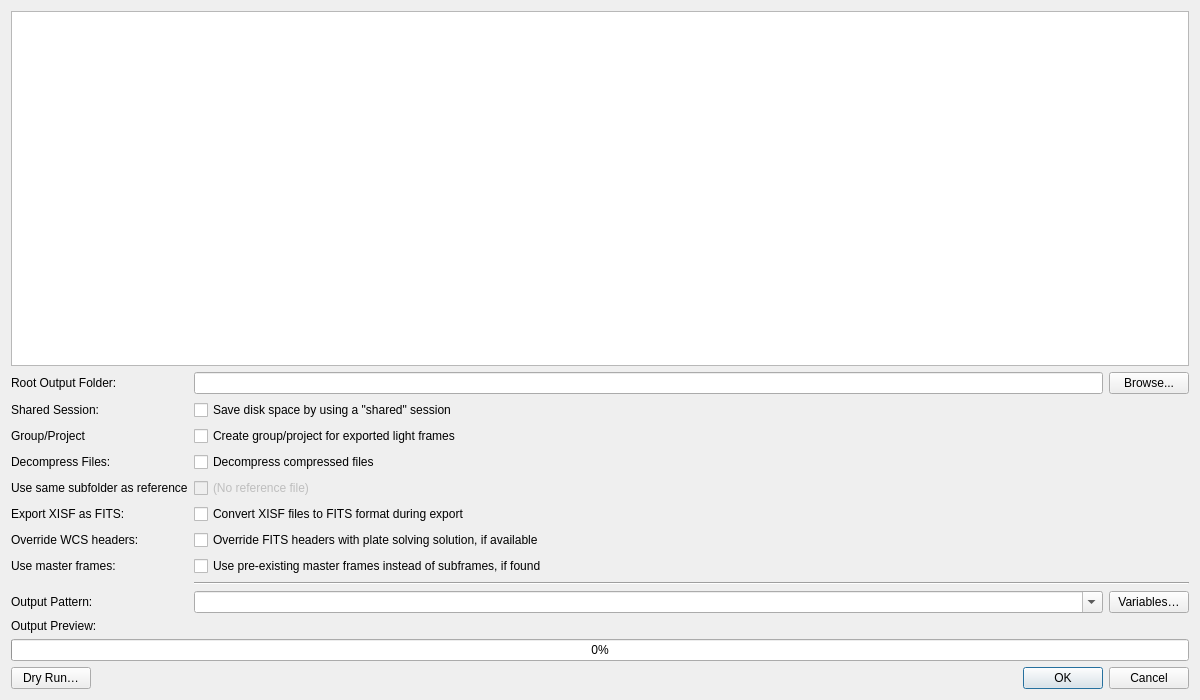
Above: photonfinder/ui/ExportDialog.ui from bcolyn/PhotonFinder before the change. Below: the same form after it.
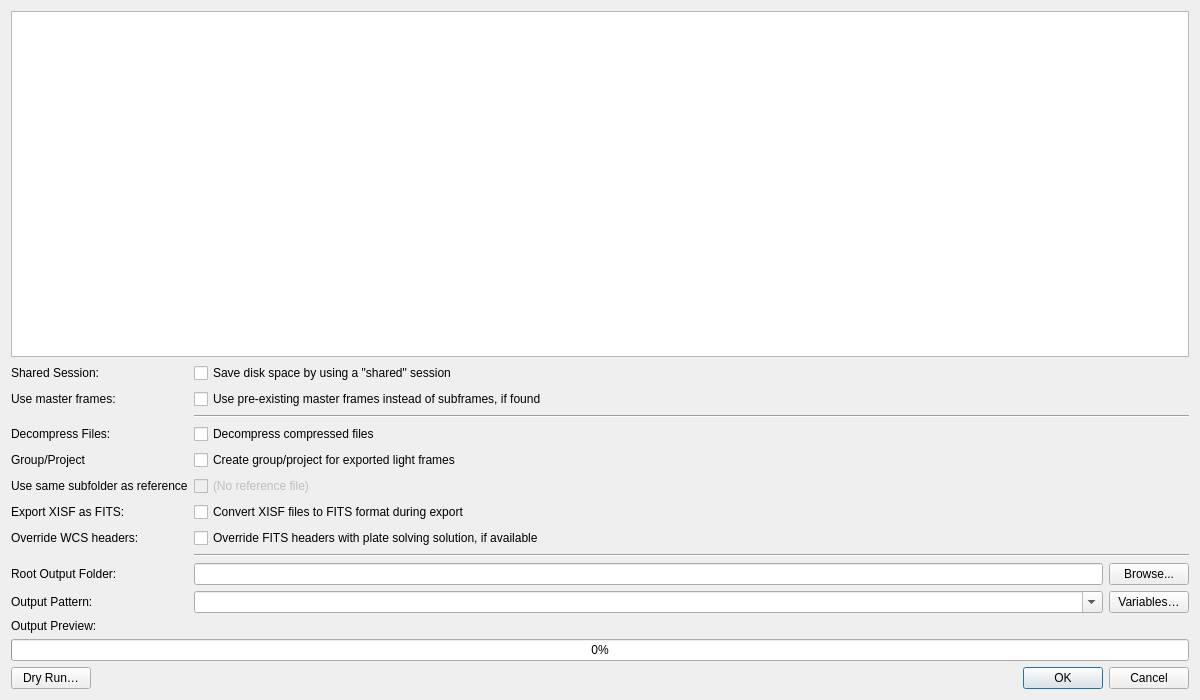
That is the form after the change.

Commit message: Fix calibration frame export logic and improve export dialog layout

```diff
--- a/photonfinder/ui/ExportDialog.ui
+++ b/photonfinder/ui/ExportDialog.ui
@@ -29,27 +29,6 @@
    </item>
    <item>
     <layout class="QFormLayout" name="formLayout">
-     <item row="0" column="0">
-      <widget class="QLabel" name="label">
-       <property name="text">
-        <string>Root Output Folder:</string>
-       </property>
-      </widget>
-     </item>
-     <item row="0" column="1">
-      <layout class="QHBoxLayout" name="horizontalLayout">
-       <item>
-        <widget class="QLineEdit" name="outputPathEdit"/>
-       </item>
-       <item>
-        <widget class="QPushButton" name="browseButton">
-         <property name="text">
-          <string>Browse...</string>
-         </property>
-        </widget>
-       </item>
-      </layout>
-     </item>
      <item row="1" column="0">
       <widget class="QLabel" name="label_shared">
        <property name="text">
@@ -60,46 +39,67 @@
      <item row="1" column="1">
       <widget class="QCheckBox" name="sharedSessionCheckBox">
        <property name="text">
-        <string>Save disk space by using a "shared" session</string>
+        <string>Save disk space by using a &quot;shared&quot; session</string>
        </property>
       </widget>
      </item>
      <item row="2" column="0">
-      <widget class="QLabel" name="label_11">
+      <widget class="QLabel" name="label_10">
        <property name="text">
-        <string>Group/Project</string>
+        <string>Use master frames:</string>
        </property>
       </widget>
      </item>
      <item row="2" column="1">
-      <widget class="QCheckBox" name="createGroupCheckBox">
+      <widget class="QCheckBox" name="useMasterCheckBox">
        <property name="text">
-        <string>Create group/project for exported light frames</string>
+        <string>Use pre-existing master frames instead of subframes, if found</string>
        </property>
       </widget>
      </item>
-     <item row="3" column="0">
+     <item row="3" column="1">
+      <widget class="Line" name="line">
+       <property name="orientation">
+        <enum>Qt::Orientation::Horizontal</enum>
+       </property>
+      </widget>
+     </item>
+     <item row="4" column="0">
       <widget class="QLabel" name="label_2">
        <property name="text">
         <string>Decompress Files:</string>
        </property>
       </widget>
      </item>
-     <item row="3" column="1">
+     <item row="4" column="1">
       <widget class="QCheckBox" name="decompressCheckBox">
        <property name="text">
         <string>Decompress compressed files</string>
        </property>
       </widget>
      </item>
-     <item row="4" column="0">
+     <item row="6" column="0">
+      <widget class="QLabel" name="label_11">
+       <property name="text">
+        <string>Group/Project</string>
+       </property>
+      </widget>
+     </item>
+     <item row="6" column="1">
+      <widget class="QCheckBox" name="createGroupCheckBox">
+       <property name="text">
+        <string>Create group/project for exported light frames</string>
+       </property>
+      </widget>
+     </item>
+     <item row="7" column="0">
       <widget class="QLabel" name="label_7">
        <property name="text">
         <string>Use same subfolder as reference</string>
        </property>
       </widget>
      </item>
-     <item row="4" column="1">
+     <item row="7" column="1">
       <widget class="QCheckBox" name="useRefCheckBox">
        <property name="enabled">
         <bool>false</bool>
@@ -109,63 +109,42 @@
        </property>
       </widget>
      </item>
-     <item row="5" column="0">
+     <item row="8" column="0">
       <widget class="QLabel" name="label_8">
        <property name="text">
         <string>Export XISF as FITS:</string>
        </property>
       </widget>
      </item>
-     <item row="5" column="1">
+     <item row="8" column="1">
       <widget class="QCheckBox" name="exportXisfAsFitsCheckBox">
        <property name="text">
         <string>Convert XISF files to FITS format during export</string>
        </property>
       </widget>
      </item>
-     <item row="6" column="0">
+     <item row="9" column="0">
       <widget class="QLabel" name="label_9">
        <property name="text">
         <string>Override WCS headers:</string>
        </property>
       </widget>
      </item>
-     <item row="6" column="1">
+     <item row="9" column="1">
       <widget class="QCheckBox" name="overridePlatesolveCheckBox">
        <property name="text">
         <string>Override FITS headers with plate solving solution, if available</string>
        </property>
       </widget>
      </item>
-     <item row="7" column="0">
-      <widget class="QLabel" name="label_10">
-       <property name="text">
-        <string>Use master frames:</string>
-       </property>
-      </widget>
-     </item>
-     <item row="7" column="1">
-      <widget class="QCheckBox" name="useMasterCheckBox">
-       <property name="text">
-        <string>Use pre-existing master frames instead of subframes, if found</string>
-       </property>
-      </widget>
-     </item>
-     <item row="8" column="1">
-      <widget class="Line" name="line">
-       <property name="orientation">
-        <enum>Qt::Orientation::Horizontal</enum>
-       </property>
-      </widget>
-     </item>
-     <item row="9" column="0">
+     <item row="12" column="0">
       <widget class="QLabel" name="label_3">
        <property name="text">
         <string>Output Pattern:</string>
        </property>
       </widget>
      </item>
-     <item row="9" column="1">
+     <item row="12" column="1">
       <layout class="QHBoxLayout" name="patternLayout">
        <item>
         <widget class="QComboBox" name="patternComboBox">
@@ -189,20 +168,48 @@
        </item>
       </layout>
      </item>
-     <item row="10" column="0">
+     <item row="13" column="0">
       <widget class="QLabel" name="label_4">
        <property name="text">
         <string>Output Preview:</string>
        </property>
       </widget>
      </item>
-     <item row="10" column="1">
+     <item row="13" column="1">
       <widget class="QLabel" name="outputPreview">
        <property name="text">
         <string/>
        </property>
       </widget>
      </item>
+     <item row="11" column="0">
+      <widget class="QLabel" name="label">
+       <property name="text">
+        <string>Root Output Folder:</string>
+       </property>
+      </widget>
+     </item>
+     <item row="11" column="1">
+      <layout class="QHBoxLayout" name="horizontalLayout">
+       <item>
+        <widget class="QLineEdit" name="outputPathEdit"/>
+       </item>
+       <item>
+        <widget class="QPushButton" name="browseButton">
+         <property name="text">
+          <string>Browse...</string>
+         </property>
+        </widget>
+       </item>
+      </layout>
+     </item>
+     <item row="10" column="1">
+      <widget class="Line" name="line_2">
+       <property name="orientation">
+        <enum>Qt::Orientation::Horizontal</enum>
+       </property>
+      </widget>
+     </item>
     </layout>
    </item>
    <item>
```
The commit also changes 1 other file.
